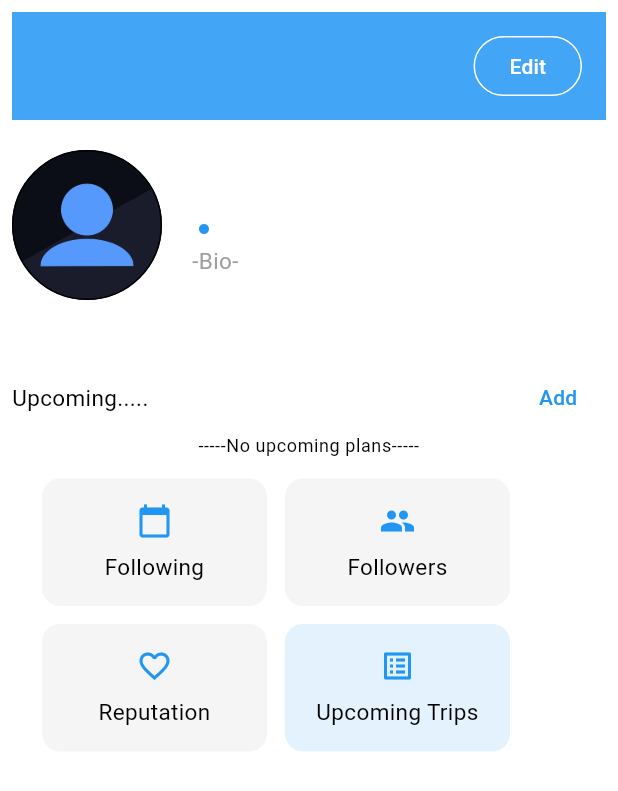
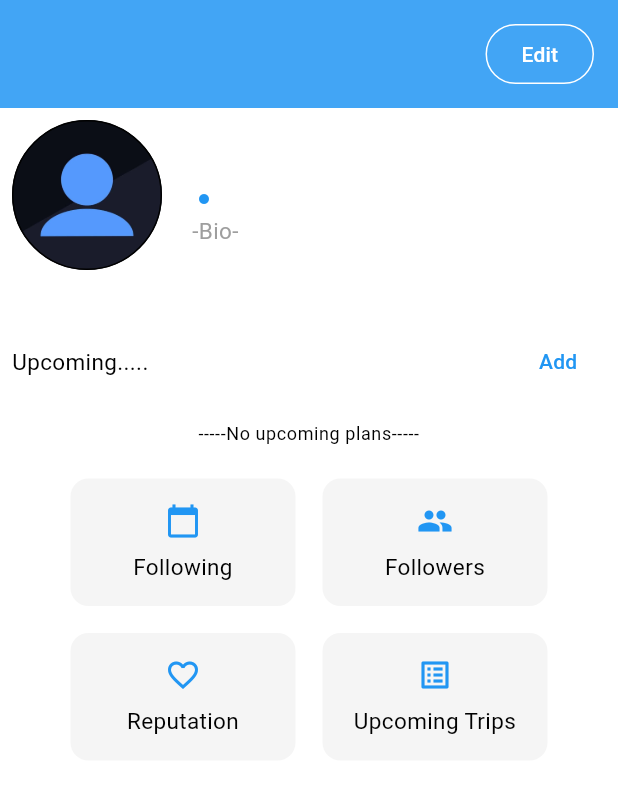
Before and after one commit to Uday-kiran9147/Traveller, a Flutter app: the ProfileScreen screen opened by its route, on a phone screen of 412 x 824 dp. Shown: the top 791 px of the screen. Run offline on Flutter 3.47's test engine with Material 3 defaults, Android fonts, the phone set to English and light mode, and no system bars; our stand-ins replace bloc, cloud_firestore, equatable, firebase_auth, firebase_core, firebase_storage and 6 more; accounts and stored records are empty.

Commit message:
Refactor: improve code readability and structure in multiple files

```diff
--- a/lib/config/theme/apptheme.dart
+++ b/lib/config/theme/apptheme.dart
@@ -49,12 +49,10 @@ final ThemeData lightTheme = ThemeData(
     primary: AppTheme.primaryColor,
     secondary: AppTheme.backgroundLight,
     surface: Colors.white,
-    background: AppTheme.primaryColor,
     error: AppTheme.errorColor,
     onPrimary: AppTheme.textOnPrimary,
     onSecondary: AppTheme.textPrimary,
     onSurface: AppTheme.textPrimary,
-    onBackground: AppTheme.textPrimary,
     onError: AppTheme.textOnPrimary,
     brightness: Brightness.light,
   ),
--- a/lib/main.dart
+++ b/lib/main.dart
@@ -15,7 +15,6 @@ import 'package:traveler/utils/constants/sharedprefs.dart';
 import 'package:traveler/utils/routes/app_routes.dart';
 import './firebase_options.dart';
 import 'package:firebase_auth/firebase_auth.dart';
-import 'package:firebase_in_app_messaging/firebase_in_app_messaging.dart';
 
 void main() async {
   WidgetsFlutterBinding.ensureInitialized();
--- a/lib/presentation/pages/auth/ui/widgets/signinform.dart
+++ b/lib/presentation/pages/auth/ui/widgets/signinform.dart
@@ -1,7 +1,6 @@
 // ignore_for_file: public_member_api_docs, sort_constructors_first
 import 'package:flutter/material.dart';
 import 'package:flutter_bloc/flutter_bloc.dart';
-import 'package:traveler/config/theme/apptheme.dart';
 import 'package:traveler/presentation/pages/auth/cubit/auth_cubit_cubit.dart';
 import 'package:traveler/presentation/pages/auth/ui/widgets/loginform.dart';
 import 'package:traveler/presentation/widgets/snackbars.dart';
--- a/lib/presentation/pages/home/ui/widgets/text_container.dart
+++ b/lib/presentation/pages/home/ui/widgets/text_container.dart
@@ -8,8 +8,8 @@ class TextContainer extends StatelessWidget {
     this.selectableText=false,
   }) : super(key: key);
   final String text;
-  double? fontSize;
-  bool? selectableText;
+  final double? fontSize;
+  final bool? selectableText;
   @override
   Widget build(BuildContext context) {
     return Container(
--- a/lib/presentation/pages/profile/profile.dart
+++ b/lib/presentation/pages/profile/profile.dart
@@ -52,13 +52,12 @@ class _ProfileScreenState extends State<ProfileScreen>
             if (snapshot.hasData) {
               var randomuser = snapshot.data;
               bool isowner = randomuser!.uid == owner ? true : false;
-              return Padding(
-                padding: const EdgeInsets.all(8.0),
-                child: BlocConsumer<ProfileCubit, ProfileState>(
+              return BlocConsumer<ProfileCubit, ProfileState>(
                 listener: (context, state) {},
                 builder: (context, state) {
-                    return ListView(
-                      physics: const BouncingScrollPhysics(),
+                  return Column(
+                    mainAxisAlignment: MainAxisAlignment.start,
+                    crossAxisAlignment: CrossAxisAlignment.center,
                     children: [
                       Container(
                         padding: const EdgeInsets.symmetric(
@@ -93,9 +92,11 @@ class _ProfileScreenState extends State<ProfileScreen>
                           ],
                         ),
                       ),
-                        const SizedBox(height: 20),
+                      // const SizedBox(height: 20),
                       // Avatar and user info
-                        Row(
+                      Padding(
+                        padding: const EdgeInsets.all(8.0),
+                        child: Row(
                           spacing: 20,
                           children: [
                             Container(
@@ -152,8 +153,7 @@ class _ProfileScreenState extends State<ProfileScreen>
                             )
                           ],
                         ),
-
-                        const SizedBox(height: 20),
+                      ),
 
                       isowner
                           ? Text(
@@ -195,7 +195,9 @@ class _ProfileScreenState extends State<ProfileScreen>
                                           ),
                                           Text('  follow'),
                                         ])),
-                        Row(
+                      Padding(
+                        padding: const EdgeInsets.all(8.0),
+                        child: Row(
                           mainAxisAlignment: MainAxisAlignment.spaceBetween,
                           children: [
                             const Text("Upcoming....."),
@@ -209,7 +211,10 @@ class _ProfileScreenState extends State<ProfileScreen>
                                 : Container()
                           ],
                         ),
-                        randomuser.upcomingtrips.isEmpty
+                      ),
+                      Padding(
+                        padding: const EdgeInsets.all(8.0),
+                        child: randomuser.upcomingtrips.isEmpty
                             ? SizedBox(
                                 height: 30,
                                 width: 300,
@@ -223,16 +228,14 @@ class _ProfileScreenState extends State<ProfileScreen>
                                 child: TravelListWIdget(
                                     randomuser: randomuser, isowner: isowner),
                               ),
-
+                      ),
                       // Buttons Grid
-                        Padding(
-                          padding: const EdgeInsets.symmetric(horizontal: 20),
-                          child: Wrap(
-                            spacing: 12,
-                            runSpacing: 12,
+                      Wrap(
+                        spacing: 18,
+                        runSpacing: 18,
                         children: [
-                              _buildProfileButton(
-                                  Icons.calendar_today, "Following", () {
+                          _buildProfileButton(Icons.calendar_today, "Following",
+                              () {
                             Navigator.push(
                               context,
                               MaterialPageRoute(
@@ -240,7 +243,9 @@ class _ProfileScreenState extends State<ProfileScreen>
                                   index: 0,
                                   userid: randomuser.uid,
                                   username: randomuser.username,
-                                            )));
+                                ),
+                              ),
+                            );
                           }),
                           _buildProfileButton(Icons.group, "Followers", () {
                             Navigator.push(
@@ -250,20 +255,26 @@ class _ProfileScreenState extends State<ProfileScreen>
                                   index: 1,
                                   userid: randomuser.uid,
                                   username: randomuser.username,
-                                            )));
+                                ),
+                              ),
+                            );
                           }),
                           _buildProfileButton(
-                                  Icons.favorite_border, "Reputation", () {}),
+                            Icons.favorite_border,
+                            "Reputation",
+                            () {},
+                          ),
                           _buildProfileButton(
-                                  Icons.list_alt, "Upcoming Trips", () {},
-                                  highlight: true),
+                            Icons.list_alt,
+                            "Upcoming Trips",
+                            () {},
+
+                          ),
                         ],
-                          ),
                       ),
                     ],
                   );
                 },
-                ),
               );
             }
             return const Center(child: LoadingProgress());
@@ -290,7 +301,7 @@ class _ProfileScreenState extends State<ProfileScreen>
                         userid: user.uid,
                         username: user.username,
                       ))),
-          child: countContainer(
+          child: _countContainer(
               Icons.follow_the_signs, user.followers.length, "followers"),
         ),
         InkWell(
@@ -302,11 +313,11 @@ class _ProfileScreenState extends State<ProfileScreen>
                         userid: user.uid,
                         username: user.username,
                       ))),
-          child: countContainer(
+          child: _countContainer(
               Icons.follow_the_signs, user.following.length, "following"),
         ),
-        countContainer(Icons.favorite, user.reputation, "reputation"),
-        countContainer(Icons.density_large_rounded, user.upcomingtrips.length,
+        _countContainer(Icons.favorite, user.reputation, "reputation"),
+        _countContainer(Icons.density_large_rounded, user.upcomingtrips.length,
             "upcoming trips"),
       ],
     );
@@ -339,7 +350,7 @@ class _ProfileScreenState extends State<ProfileScreen>
   }
 }
 
-Container countContainer(IconData icon, int count, String text) {
+Container _countContainer(IconData icon, int count, String text) {
   return Container(
     decoration: BoxDecoration(
       border: Border.all(color: Colors.red),
```
Also changed, not shown: lib/presentation/pages/explore/ui/newpost_screen.dart (+4 -4 lines), lib/presentation/pages/profile/followings.dart (+17 -31 lines). Lines whose indentation alone changed are shown as unchanged.
